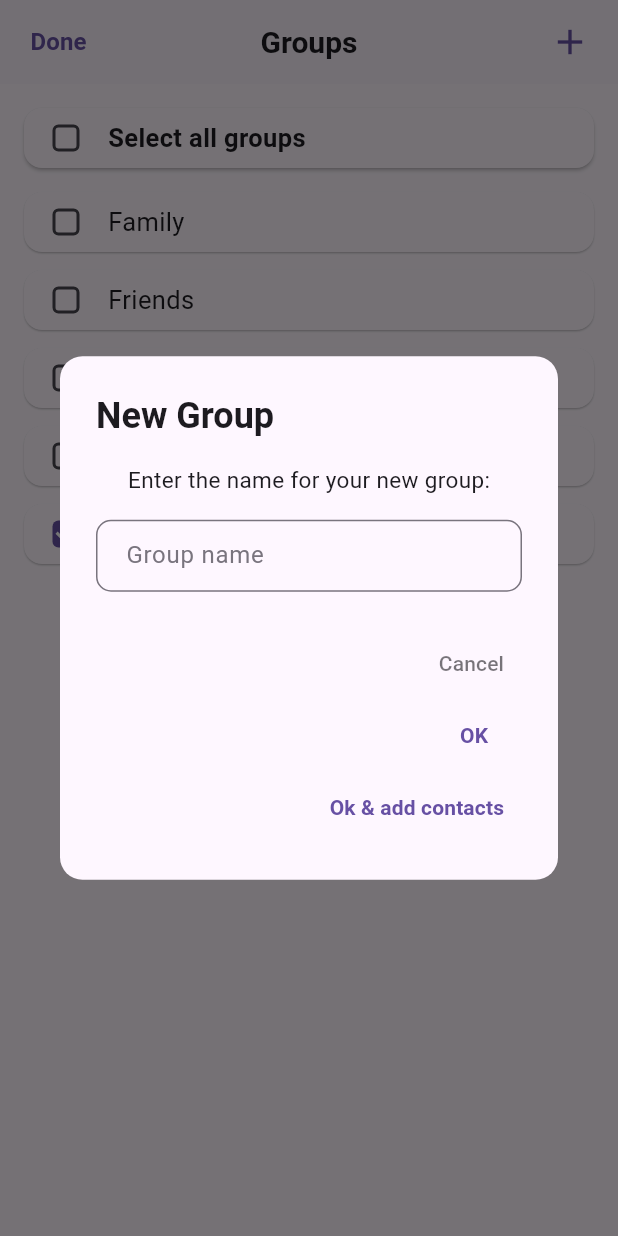
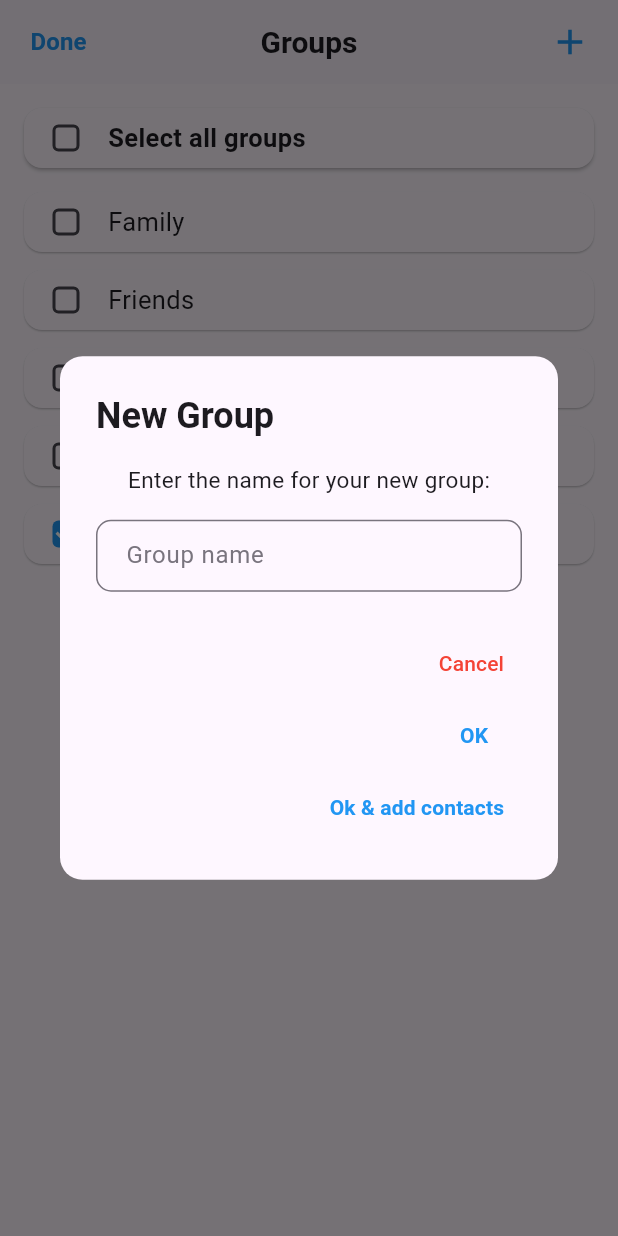
Before and after one commit to shinee0130/contactsafe, a Flutter app: the ContactGroupsScreen screen opened by its route, after a tap on the "add" icon, on a phone screen of 412 x 824 dp. Run offline on Flutter 3.47's test engine with Material 3 defaults, Android fonts, the phone set to English and light mode, and no system bars; our stand-ins replace file_picker, flutter_contacts, image_picker, intl_phone_field, local_auth, permission_handler and 1 more; missing offline and left inert: flutter_settings_ui; accounts and stored records are empty.

Commit message:
Color blue

```diff
--- a/lib/features/contacts/presentation/screens/contact_group_screen.dart
+++ b/lib/features/contacts/presentation/screens/contact_group_screen.dart
@@ -132,9 +132,7 @@ class _ContactGroupsScreenState extends State<ContactGroupsScreen> {
               child: Text(
                 'Cancel',
                 style: TextStyle(
-                  color: Theme.of(
-                    context,
-                  ).colorScheme.onSurface.withOpacity(0.6),
+                  color: Colors.red,
                   fontWeight: FontWeight.w500,
                 ),
               ),
@@ -154,7 +152,7 @@ class _ContactGroupsScreenState extends State<ContactGroupsScreen> {
               child: Text(
                 'OK', // Changed text from "Add Group" to "OK" for general add
                 style: TextStyle(
-                  color: Theme.of(context).colorScheme.primary,
+                  color: Colors.blue,
                   fontWeight: FontWeight.bold,
                 ),
               ),
@@ -174,7 +172,7 @@ class _ContactGroupsScreenState extends State<ContactGroupsScreen> {
               child: Text(
                 'Ok & add contacts',
                 style: TextStyle(
-                  color: Theme.of(context).colorScheme.primary,
+                  color: Colors.blue,
                   fontWeight: FontWeight.bold,
                 ),
               ),
@@ -240,7 +238,7 @@ class _ContactGroupsScreenState extends State<ContactGroupsScreen> {
             child: Text(
               'Done',
               style: TextStyle(
-                color: Theme.of(context).colorScheme.primary,
+                color: Colors.blue,
                 fontSize: 16.0,
                 fontWeight: FontWeight.bold,
               ),
@@ -250,11 +248,7 @@ class _ContactGroupsScreenState extends State<ContactGroupsScreen> {
         leadingWidth: 70.0,
         actions: [
           IconButton(
-            icon: Icon(
-              Icons.add,
-              color: Theme.of(context).colorScheme.primary,
-              size: 28,
-            ),
+            icon: Icon(Icons.add, color: Colors.blue, size: 28),
             onPressed: () => _addNewGroup(context),
             splashRadius: 24,
           ),
@@ -341,7 +335,7 @@ class _ContactGroupsScreenState extends State<ContactGroupsScreen> {
                               _toggleGroupSelection(group);
                             }
                           },
-                          activeColor: Theme.of(context).colorScheme.primary,
+                          activeColor: Colors.blue,
                           shape: RoundedRectangleBorder(
                             borderRadius: BorderRadius.circular(4.0),
                           ),
--- a/lib/shared/widgets/navigation_bar.dart
+++ b/lib/shared/widgets/navigation_bar.dart
@@ -16,7 +16,7 @@ class ContactSafeNavigationBar extends StatelessWidget {
       currentIndex: currentIndex,
       onTap: onTap,
       type: BottomNavigationBarType.fixed,
-      selectedItemColor: Theme.of(context).colorScheme.primary,
+      selectedItemColor: Colors.blue,
       unselectedItemColor: Theme.of(
         context,
       ).colorScheme.onSurface.withOpacity(0.6),
```
Also changed, not shown: lib/features/contacts/presentation/screens/add_contact_screen.dart (+2 -5 lines), lib/features/contacts/presentation/screens/contact_detail_screen.dart (+10 -30 lines), lib/features/contacts/presentation/screens/edit_contact_screen.dart (+15 -9 lines), lib/features/events/presentation/screens/events_screen.dart (+2 -10 lines), lib/features/photos/presentation/screens/photos_screen.dart (+4 -7 lines), lib/features/settings/presentation/screens/settings_screen.dart (+9 -27 lines).
